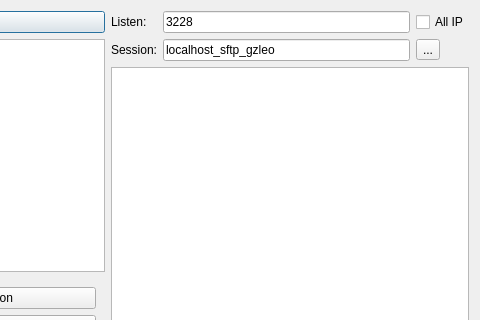
Old version of the form src/ui/sshproxy.ui in the repository kitech/nullfxp; both pictures show x 152 to 632 and y 0 to 320 of the 632 by 405 pixel window.
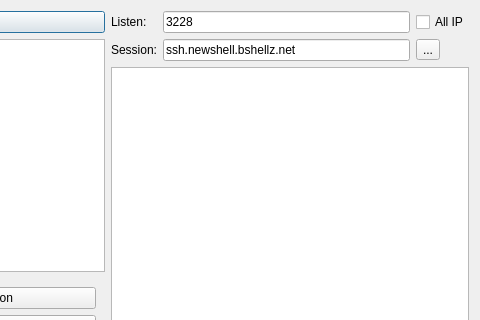
New version of the form.

Patch:
```diff
--- a/src/ui/sshproxy.ui
+++ b/src/ui/sshproxy.ui
@@ -104,7 +104,7 @@
        <item row="1" column="1">
         <widget class="QLineEdit" name="lineEdit_2">
          <property name="text">
-          <string>localhost_sftp_gzleo</string>
+          <string>ssh.newshell.bshellz.net</string>
          </property>
         </widget>
        </item>
```
